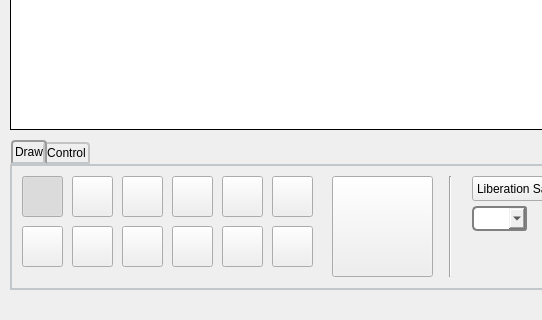
Old version of the form gui/Draw-Vinci.ui in the repository kthenrique/Draw-Vinci; both pictures show x 0 to 542 and y 349 to 669 of the 660 by 669 pixel window.
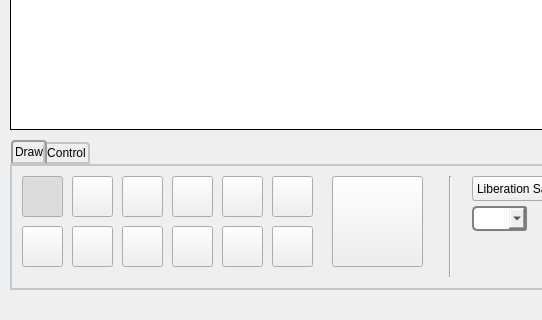
New version of the form. Icons and pictures are not drawn.

What changed in the file:
```diff
--- a/gui/Draw-Vinci.ui
+++ b/gui/Draw-Vinci.ui
@@ -344,7 +344,7 @@
      <widget class="QPushButton" name="ellipseButton">
       <property name="geometry">
        <rect>
-        <x>160</x>
+        <x>210</x>
         <y>60</y>
         <width>41</width>
         <height>41</height>
@@ -539,7 +539,7 @@
      <widget class="QPushButton" name="circleButton">
       <property name="geometry">
        <rect>
-        <x>210</x>
+        <x>160</x>
         <y>60</y>
         <width>41</width>
         <height>41</height>
@@ -593,8 +593,8 @@
        <rect>
         <x>320</x>
         <y>10</y>
-        <width>101</width>
-        <height>101</height>
+        <width>91</width>
+        <height>91</height>
        </rect>
       </property>
       <property name="text">
```
